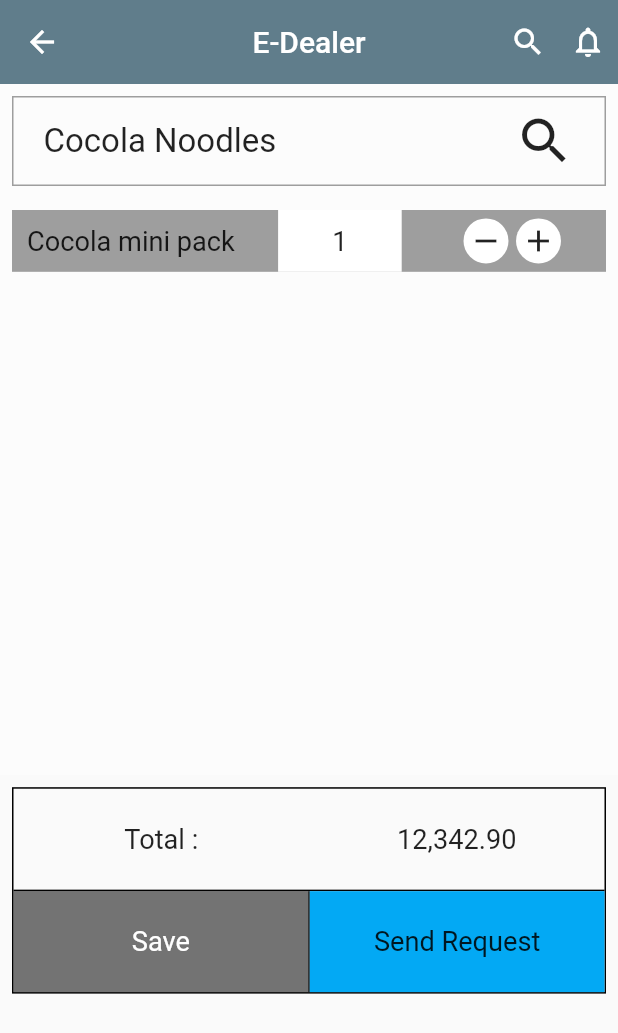
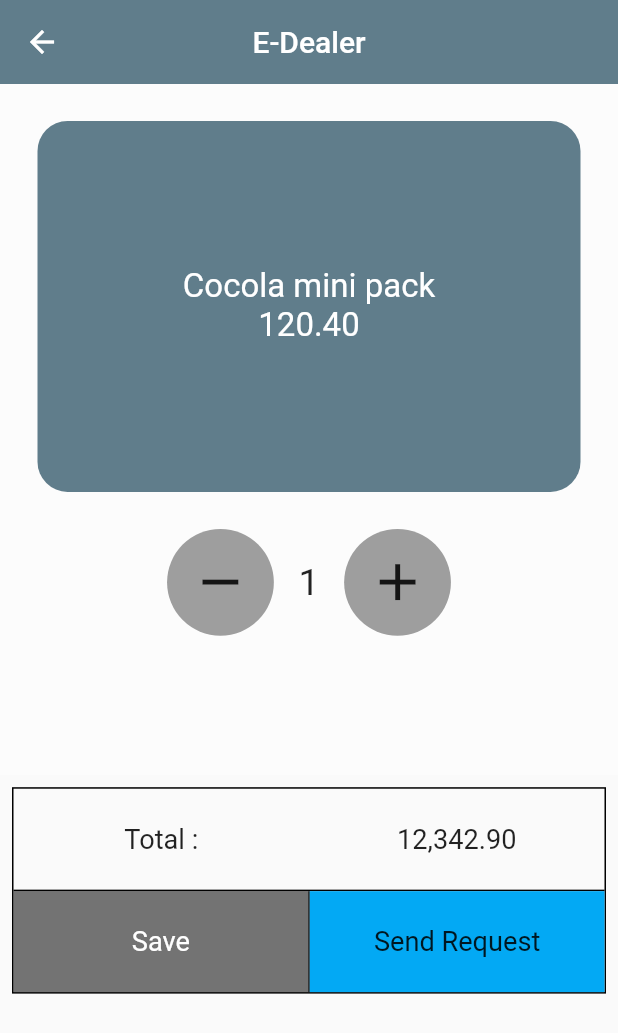
Before and after one commit to mostofashawon/e_dealer, a Flutter app: the ProductsView screen opened by its route, on a phone screen of 412 x 824 dp. Shown: the top 1033 px of the screen. Run offline on Flutter 3.47's test engine with Material 2 defaults, Android fonts, the phone set to English and light mode, and no system bars; our stand-ins replace cloud_firestore, file_picker, firebase_auth, firebase_core, firebase_storage, get; accounts and stored records are empty.

Commit message:
added product screen

```diff
--- /dev/null
+++ b/assets/prangroup.json
@@ -0,0 +1,8 @@
+[
+  { "name": "Bisk Club Biscuits", "price": "110" },
+  { "name": "PRAN Potata", "price": "25" },
+  { "name": "Fit Crackers", "price": "60" },
+  { "name": "All Time Honeycomb", "price": "90" },
+  { "name": "All Time Bun", "price": "200" },
+  { "name": "Wonder", "price": "40" }
+]
--- a/lib/app/modules/products browse/views/products_view.dart
+++ b/lib/app/modules/products browse/views/products_view.dart
@@ -27,22 +27,22 @@
           ),
         ),
         centerTitle: true,
-        actions: [
-          Padding(
-            padding: const EdgeInsets.all(8.0),
-            child: Icon(
-              Icons.search,
-              color: Colors.white,
-            ),
-          ),
-          Padding(
-            padding: const EdgeInsets.all(8.0),
-            child: Icon(
-              Icons.notifications_none_outlined,
-              color: Colors.white,
-            ),
-          )
-        ],
+        // actions: [
+        //   Padding(
+        //     padding: const EdgeInsets.all(8.0),
+        //     child: Icon(
+        //       Icons.search,
+        //       color: Colors.white,
+        //     ),
+        //   ),
+        //   Padding(
+        //     padding: const EdgeInsets.all(8.0),
+        //     child: Icon(
+        //       Icons.notifications_none_outlined,
+        //       color: Colors.white,
+        //     ),
+        //   )
+        // ],
       ),
       body: Column(
         children: [
@@ -52,37 +52,37 @@
               color: Colors.white30,
               child: Column(
                 children: [
-                  Padding(
-                    padding: const EdgeInsets.all(8.0),
-                    child: Container(
-                      height: 60,
-                      decoration: BoxDecoration(
-                          border: Border.all(
-                        width: 1,
-                        color: Colors.grey,
-                      )),
-                      child: Padding(
-                        padding: const EdgeInsets.symmetric(
-                          horizontal: 20,
-                        ),
-                        child: Row(
-                          children: [
-                            Text(
-                              "Cocola Noodles",
-                              style: TextStyle(
-                                fontSize: 22,
-                              ),
-                            ),
-                            Spacer(),
-                            Icon(
-                              Icons.search,
-                              size: 40,
-                            ),
-                          ],
-                        ),
-                      ),
-                    ),
-                  ),
+                  // Padding(
+                  //   padding: const EdgeInsets.all(8.0),
+                  //   child: Container(
+                  //     height: 60,
+                  //     decoration: BoxDecoration(
+                  //         border: Border.all(
+                  //       width: 1,
+                  //       color: Colors.grey,
+                  //     )),
+                  //     child: Padding(
+                  //       padding: const EdgeInsets.symmetric(
+                  //         horizontal: 20,
+                  //       ),
+                  //       child: Row(
+                  //         children: [
+                  //           Text(
+                  //             "Cocola Noodles",
+                  //             style: TextStyle(
+                  //               fontSize: 22,
+                  //             ),
+                  //           ),
+                  //           Spacer(),
+                  //           Icon(
+                  //             Icons.search,
+                  //             size: 40,
+                  //           ),
+                  //         ],
+                  //       ),
+                  //     ),
+                  //   ),
+                  // ),
                   myproductBox("Cocola mini pack"),
                 ],
               ),
@@ -203,58 +203,78 @@
   Widget myproductBox(String productName) {
     var screenheight = MediaQuery.of(context).size.height;
     var screenWidth = MediaQuery.of(context).size.width;
-    return Padding(
-      padding: const EdgeInsets.all(8.0),
+
+    return Column(
+      children: [
+        SizedBox(
+          height: screenheight * 0.030,
+        ),
+        Container(
+          decoration: BoxDecoration(
+            borderRadius: BorderRadius.circular(20),
+            color: Colors.blueGrey,
+          ),
+          height: screenheight * 0.300,
+          width: screenWidth - 50,
+          child: Center(
+            child: Column(
+              mainAxisAlignment: MainAxisAlignment.center,
+              children: [
+                Text(
+                  productName.toString(),
+                  style: TextStyle(
+                    fontSize: 22,
+                    color: Colors.white,
+                  ),
+                ),
+                Text(
+                  "120.40",
+                  style: TextStyle(
+                    fontSize: 22,
+                    color: Colors.white,
+                  ),
+                ),
+              ],
+            ),
+          ),
+        ),
+        SizedBox(
+          height: screenheight * 0.030,
+        ),
+        Row(
+          mainAxisAlignment: MainAxisAlignment.center,
+          children: [
+            InkWell(
+              onTap: () {
+                setState(() {
+                  counter--;
+                });
+              },
               child: Container(
-        padding: EdgeInsets.only(
-          left: 10,
-          right: 30,
-        ),
-        height: screenheight * 0.050,
                 decoration: BoxDecoration(
+                  shape: BoxShape.circle,
                   color: Colors.grey,
                 ),
-        child: Row(
-          children: [
-            Text(
-              productName,
-              style: TextStyle(
-                fontSize: screenheight * 0.022,
-              ),
-            ),
-            Spacer(),
-            Container(
-              width: screenWidth * 0.20,
-              color: Colors.white,
-              child: Center(
-                child: Text(
-                  counter.toString(),
-                  style: TextStyle(
-                    fontSize: screenheight * 0.022,
+                child: Padding(
+                  padding: const EdgeInsets.all(15.0),
+                  child: Icon(
+                    Icons.remove,
+                    size: screenheight * 0.050,
                   ),
                 ),
               ),
             ),
             SizedBox(
-              width: screenWidth * 0.10,
+              width: screenWidth * 0.040,
             ),
-            Container(
-              child: Column(
-                mainAxisAlignment: MainAxisAlignment.center,
-                children: [
-                  Row(
-                    children: [
-                      Container(
-                        height: 30,
-                        width: 30,
-                        decoration: BoxDecoration(
-                          shape: BoxShape.circle,
-                          color: Colors.white,
+            Text(
+              counter.toString(),
+              style: TextStyle(
+                fontSize: screenheight * 0.030,
               ),
-                        child: Icon(Icons.remove),
             ),
             SizedBox(
-                        width: 5,
+              width: screenWidth * 0.040,
             ),
             InkWell(
               onTap: () {
@@ -263,23 +283,22 @@
                 });
               },
               child: Container(
-                          height: 30,
-                          width: 30,
                 decoration: BoxDecoration(
                   shape: BoxShape.circle,
-                            color: Colors.white,
+                  color: Colors.grey,
                 ),
-                          child: Icon(Icons.add),
+                child: Padding(
+                  padding: const EdgeInsets.all(15.0),
+                  child: Icon(
+                    Icons.add,
+                    size: screenheight * 0.050,
                   ),
                 ),
-                    ],
-                  )
-                ],
               ),
             ),
           ],
         ),
-      ),
+      ],
     );
   }
 }
```
Lines whose indentation alone changed are shown as unchanged.
